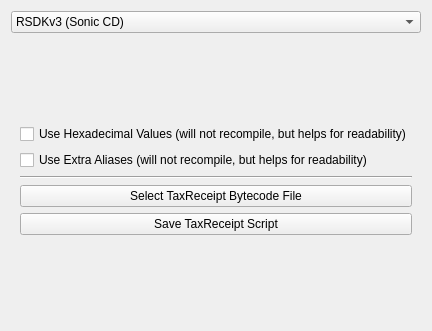
RSDKModding/RetroED, file RetroEDv2/tools/scriptunpacker.ui: the form before one commit.
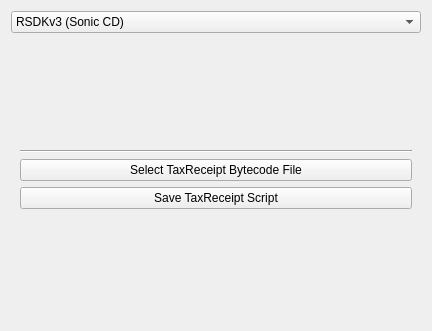
The form after the commit. The open tabs and pages were chosen to show the change.

```diff
--- a/RetroEDv2/tools/scriptunpacker.ui
+++ b/RetroEDv2/tools/scriptunpacker.ui
@@ -97,34 +97,40 @@
      </widget>
      <widget class="QWidget" name="page_v1">
       <layout class="QGridLayout" name="gridLayout_3">
-       <item row="5" column="0">
-        <widget class="QPushButton" name="saveTRScript">
-         <property name="text">
-          <string>Save TaxReceipt Script</string>
+       <item row="4" column="0">
+        <spacer name="verticalSpacer_4">
+         <property name="orientation">
+          <enum>Qt::Vertical</enum>
          </property>
-        </widget>
+         <property name="sizeHint" stdset="0">
+          <size>
+           <width>20</width>
+           <height>71</height>
+          </size>
+         </property>
+        </spacer>
        </item>
        <item row="2" column="0">
-        <widget class="QCheckBox" name="useCustomAliases_v1">
+        <widget class="QPushButton" name="loadTRBytecode">
          <property name="text">
-          <string>Use Extra Aliases (will not recompile, but helps for readability)</string>
+          <string>Select TaxReceipt Bytecode File</string>
          </property>
         </widget>
        </item>
        <item row="3" column="0">
+        <widget class="QPushButton" name="saveTRScript">
+         <property name="text">
+          <string>Save TaxReceipt Script</string>
+         </property>
+        </widget>
+       </item>
+       <item row="1" column="0">
         <widget class="Line" name="line_2">
          <property name="orientation">
           <enum>Qt::Horizontal</enum>
          </property>
         </widget>
        </item>
-       <item row="1" column="0">
-        <widget class="QCheckBox" name="useHex_v1">
-         <property name="text">
-          <string>Use Hexadecimal Values (will not recompile, but helps for readability)</string>
-         </property>
-        </widget>
-       </item>
        <item row="0" column="0">
         <spacer name="verticalSpacer_3">
          <property name="orientation">
@@ -138,26 +144,6 @@
          </property>
         </spacer>
        </item>
-       <item row="6" column="0">
-        <spacer name="verticalSpacer_4">
-         <property name="orientation">
-          <enum>Qt::Vertical</enum>
-         </property>
-         <property name="sizeHint" stdset="0">
-          <size>
-           <width>20</width>
-           <height>71</height>
-          </size>
-         </property>
-        </spacer>
-       </item>
-       <item row="4" column="0">
-        <widget class="QPushButton" name="loadTRBytecode">
-         <property name="text">
-          <string>Select TaxReceipt Bytecode File</string>
-         </property>
-        </widget>
-       </item>
       </layout>
      </widget>
     </widget>
```
